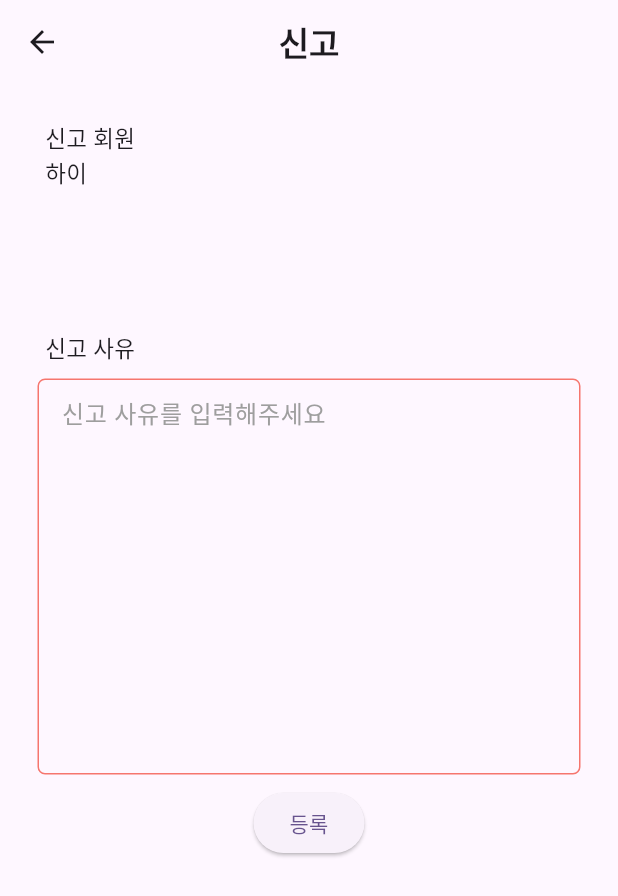
After one commit to yaonggod/dragon-fire, a Flutter app: the screen it shows after launch, after a tap on "신고", on a phone screen of 412 x 824 dp. The commit adds this screen. Shown: the top 896 px of the screen. Run offline on Flutter 3.47's test engine with Material 2 defaults, Android fonts, the phone set to English and light mode, and no system bars; our stand-ins replace flutter_dotenv, flutter_secure_storage, google_sign_in, lottie; missing offline and left inert: flutter_naver_login, stomp_dart_client; network calls fail.

Commit message:
:sparkles: Feat: S09P31A209-372 신고 페이지 구현
- 신고 페이지 구현
- 메인 페이지에서 신고 페이지로 이동 버튼 추가

```diff
--- a/frontend/lib/screens/login_screen.dart
+++ b/frontend/lib/screens/login_screen.dart
@@ -69,8 +69,8 @@ class _LoginScreenState extends State<LoginScreen> {
     final accessToken =
         (await _googleSignIn.currentUser!.authentication).accessToken!;
 
-    // Uri uri = Uri.parse("https://k9a209.p.ssafy.io/api/oauth/login");
-    Uri uri = Uri.parse("http://10.0.2.2:8080/oauth/login");
+    Uri uri = Uri.parse("https://k9a209.p.ssafy.io/api/oauth/login");
+    // Uri uri = Uri.parse("http://10.0.2.2:8080/oauth/login");
     final response = await http.post(uri,
         headers: {
           'Content-Type': 'application/json',
--- a/frontend/lib/screens/main_screen.dart
+++ b/frontend/lib/screens/main_screen.dart
@@ -1,6 +1,7 @@
 import 'package:flutter/material.dart';
 import 'package:frontend/screens/login_screen.dart';
 import 'package:frontend/screens/ranking_screen.dart';
+import 'package:frontend/screens/report_screen.dart';
 import 'package:frontend/screens/start_screen.dart';
 
 class MainScreen extends StatefulWidget {
@@ -34,6 +35,14 @@ class _MainScreenState extends State<MainScreen> {
       context,
       MaterialPageRoute(
         builder: (context) => const RankingScreen(),
+      ),
+    );
+  }
+  void _navigateToReportScreen() {
+    Navigator.push(
+      context,
+      MaterialPageRoute(
+        builder: (context) => ReportScreen(),
       ),
     );
   }
@@ -76,6 +85,10 @@ class _MainScreenState extends State<MainScreen> {
             onPressed: _navigateToRankingScreen,
             child: const Text("랭킹"),
           ),
+          ElevatedButton(
+            onPressed: _navigateToReportScreen,
+            child: const Text("신고"),
+          ),
         ],
       ),
     );
--- /dev/null
+++ b/frontend/lib/screens/report_screen.dart
@@ -0,0 +1,255 @@
+import 'dart:convert';
+
+import 'package:flutter/material.dart';
+import 'package:frontend/screens/main_screen.dart';
+import 'package:frontend/screens/regist_screen.dart';
+import 'package:http/http.dart' as http;
+import 'package:google_sign_in/google_sign_in.dart';
+import 'package:flutter_secure_storage/flutter_secure_storage.dart';
+import 'package:flutter_naver_login/flutter_naver_login.dart';
+import 'package:flutter_dotenv/flutter_dotenv.dart';
+
+class ReportScreen extends StatefulWidget {
+  const ReportScreen({super.key});
+
+  @override
+  _ReportScreenState createState() => _ReportScreenState();
+}
+
+class _ReportScreenState extends State<ReportScreen> {
+  String nickname = "하이";
+  TextEditingController detailController = TextEditingController();
+
+  // 구글
+  // 구글 로그인 여부
+  bool _googleLoggedIn = false;
+
+  // 구글 로그인 객체
+  final GoogleSignIn _googleSignIn = GoogleSignIn();
+
+  // 네이버
+  // 네이버 로그인 결과 객체: loggedIn, cancelledByUser, error
+  bool _naverLoginStatus = false;
+
+  // 네이버 로그인 객체
+  NaverLoginResult? _naverLoginResult;
+
+  /*
+  * 대전전적의 각 전적의 신고버튼으로 이 화면으로 올 수 있음
+  *
+  * 해당 전적에 대한 신고
+  *
+  * 신고 상세 정보 적고 제출
+   */
+  @override
+  void initState() {
+    super.initState();
+    // storage에 토큰을 확인하고 로그인 여부 불러오기
+    _checkLoginStatus();
+  }
+
+  // initState할때 토큰 존재 여부 확인해서 로그인 status 상태 저장하기
+  Future<void> _checkLoginStatus() async {
+    Map<String, String> tokens = await readToken();
+    print(tokens.toString());
+    print(tokens.isNotEmpty);
+    print(tokens);
+    if (tokens.isNotEmpty && tokens['socialType'] == "GOOGLE") {
+      print(1);
+      setState(() {
+        // 토큰이 있을 경우에 로그인한 서비스에 따라서 상태 설정하기
+        _googleLoggedIn = true;
+      });
+    } else if (tokens.isNotEmpty && tokens['socialType'] == "NAVER") {
+      print(2);
+      setState(() {
+        // 토큰이 있을 경우에 로그인한 서비스에 따라서 상태 설정하기
+        _naverLoginStatus = true;
+      });
+    }
+
+    print(_googleLoggedIn);
+    print(_naverLoginStatus);
+  }
+
+  Future<void> sendReport() async {
+    Map<String, String> tokens = await readToken();
+    final String nickname = detailController.text;
+    String otherId = "dcc39ca9-a96f-432c-b7da-41c8363a91b0";
+    if (tokens.isNotEmpty) {
+      Uri uri = Uri.parse("https://k9a209.p.ssafy.io/api/report/new");
+      final response = await http.post(uri,
+          headers: {
+            'Content-Type': 'application/json',
+            'Authorization': 'Bearer ${tokens["Authorization"]!}',
+            'refreshToken': 'Bearer ${tokens["refreshToken"]!}',
+          },
+          body: jsonEncode({"suspect": otherId, "reportDetail": "hello"}));
+
+      if (response.statusCode == 200) {
+        showDialog(
+          context: context,
+          builder: (BuildContext context) {
+            return AlertDialog(
+              title: Text('등록 성공'),
+              content: Text('신고가 접수되었습니다'),
+              actions: <Widget>[
+                TextButton(
+                  onPressed: () {
+                    Navigator.of(context).pop();
+                    Navigator.pushAndRemoveUntil(
+                        context,
+                        MaterialPageRoute(builder: (context) => const MainScreen()),
+                            (route) => false);
+                  },
+                  child: Text('확인'),
+                ),
+              ],
+            );
+          },
+        );
+      }
+      if (response.statusCode != 200) {
+        showDialog(
+          context: context,
+          builder: (BuildContext context) {
+            return AlertDialog(
+              title: Text('등록 실패'),
+              content: Text('다시 시도해주세요'),
+              actions: <Widget>[
+                TextButton(
+                  onPressed: () {
+                    Navigator.of(context).pop();
+                  },
+                  child: Text('확인'),
+                ),
+              ],
+            );
+          },
+        );
+      }
+    }
+  }
+
+  Future<Map<String, String>> readToken() async {
+    const storage = FlutterSecureStorage();
+    Map<String, String> list = {};
+    String? accessToken = await storage.read(key: 'accessToken');
+    String? refreshToken = await storage.read(key: 'refreshToken');
+    String? socialType = await storage.read(key: 'socialType');
+
+    if (accessToken != null && refreshToken != null && socialType != null) {
+      list['Authorization'] = accessToken;
+      list['refreshToken'] = refreshToken;
+      list['socialType'] = socialType;
+    }
+
+    return list;
+  }
+
+  @override
+  Widget build(BuildContext context) {
+    return Scaffold(
+      appBar: AppBar(
+        title: const Text('신고',
+            style: TextStyle(
+              fontWeight: FontWeight.bold,
+            )),
+        centerTitle: true,
+      ),
+      body: SingleChildScrollView(
+        child: Padding(
+          padding: const EdgeInsets.all(25.0),
+          child: Column(
+            mainAxisAlignment: MainAxisAlignment.center,
+            children: [
+              const Padding(
+                padding: EdgeInsets.only(left: 5.0),
+                child: Align(
+                  alignment: Alignment.centerLeft,
+                  child: Text(
+                    '신고 회원',
+                    style: TextStyle(
+                      fontSize: 15.0,
+                    ),
+                  ),
+                ),
+              ),
+              Padding(
+                padding: EdgeInsets.only(left: 5.0),
+                child: Align(
+                  alignment: Alignment.centerLeft,
+                  child: Text(
+                    nickname,
+                    style: TextStyle(
+                      fontSize: 15.0,
+                    ),
+                  ),
+                ),
+              ),
+              SizedBox(height: MediaQuery.of(context).size.height / 15),
+              SizedBox(height: MediaQuery.of(context).size.height / 20),
+              const Padding(
+                padding: EdgeInsets.only(left: 5.0),
+                child: Align(
+                  alignment: Alignment.centerLeft,
+                  child: Text(
+                    '신고 사유',
+                    style: TextStyle(
+                      fontSize: 15.0,
+                    ),
+                  ),
+                ),
+              ),
+              SizedBox(height: MediaQuery.of(context).size.height / 100),
+              Container(
+                child: TextField(
+                  controller: detailController,
+                  minLines: 10, // 최소 라인 수 설정
+                  maxLines: 10, // 최대 라인 수 설정
+                  decoration: InputDecoration(
+                    alignLabelWithHint: true,
+                    enabledBorder: OutlineInputBorder(
+                      borderRadius: BorderRadius.circular(5.0),
+                      borderSide: const BorderSide(
+                        color: Color(0xFFF6766E),
+                      ),
+                    ),
+                    focusedBorder: OutlineInputBorder(
+                      borderRadius: BorderRadius.circular(5.0),
+                      borderSide: BorderSide(
+                        color: Colors.grey.withOpacity(0.5),
+                      ),
+                    ),
+                    isDense: true,
+                    floatingLabelBehavior: FloatingLabelBehavior.never,
+                    contentPadding: const EdgeInsets.all(12),
+                    labelText: '신고 사유를 입력해주세요',
+                    labelStyle: const TextStyle(
+                      color: Colors.grey,
+                    ),
+                  ),
+                ),
+              ),
+              SizedBox(height: MediaQuery.of(context).size.height / 100),
+              ElevatedButton(
+                onPressed: () {
+                  // print(widget.code);
+                  if (detailController.text.isEmpty) {
+                    // 경고 메시지 표시 로직
+                    ScaffoldMessenger.of(context).showSnackBar(
+                      const SnackBar(content: Text("신고 사유는 필수사항입니다!")),
+                    );
+                  } else {
+                    sendReport();
+                  }
+                },
+                child: const Text('등록'),
+              ),
+            ],
+          ),
+        ),
+      ),
+    );
+  }
+}
```
